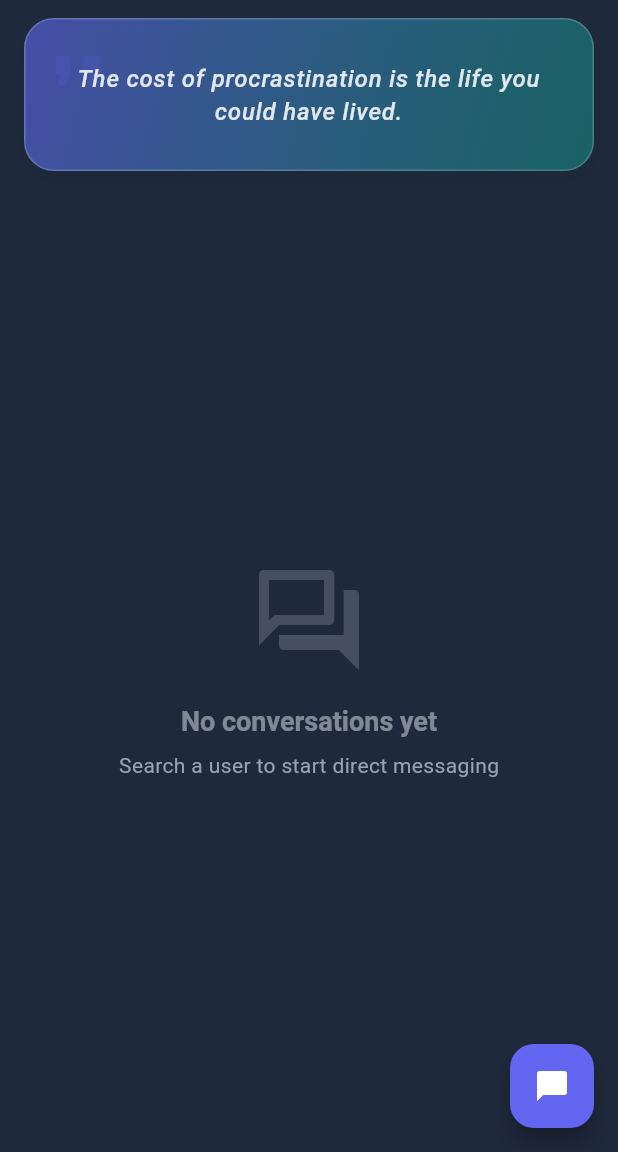
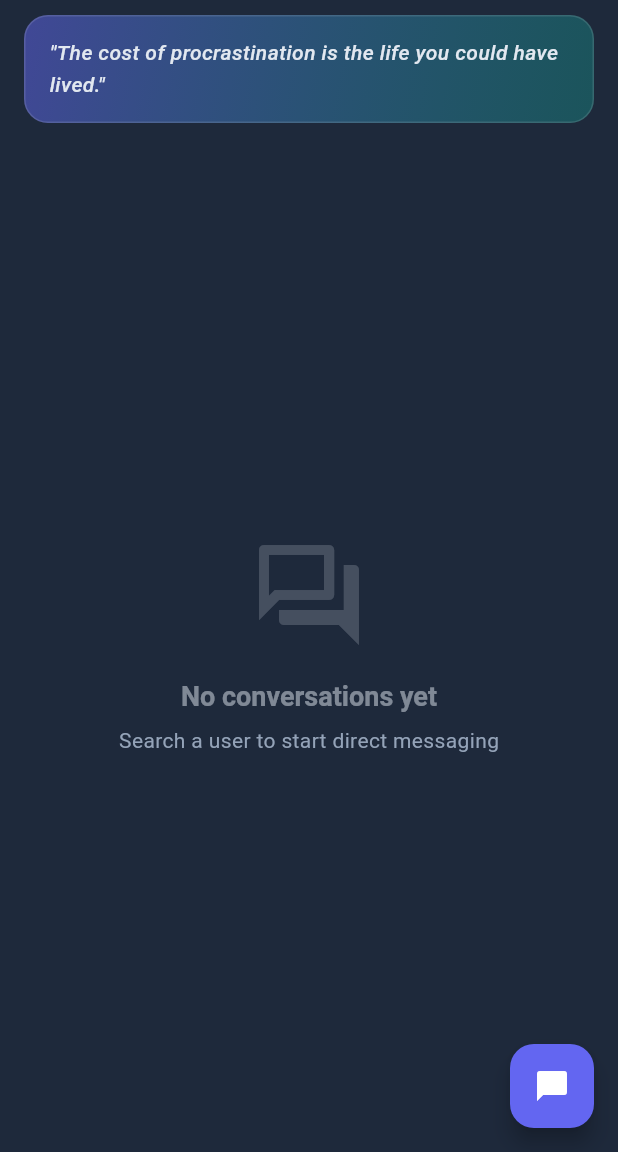
Before and after one commit to 5UBH4M/mechat, a Flutter app: the HomeScreen screen opened by its route, on a phone screen of 412 x 824 dp, the part 84-1236 px from its top. Run offline on Flutter 3.47's test engine with Material 3 defaults, Android fonts, the phone set to English and light mode, and no system bars; our stand-ins replace audioplayers, cached_network_image, cloud_firestore, cross_file, equatable, file_picker and 18 more; missing offline and left inert: any_link_preview, crop_your_image, encrypt, flutter_webrtc, fuzzy, google_sign_in_all_platforms and 2 more; accounts and stored records are empty.

Commit message:
ci: Add keep-alive cron, fix notifications and quote UI

```diff
--- a/lib/features/chat/home_screen.dart
+++ b/lib/features/chat/home_screen.dart
@@ -122,59 +122,32 @@ class _HomeScreenState extends ConsumerState<HomeScreen>
       body: Column(
         children: [
           Padding(
-            padding: const EdgeInsets.symmetric(horizontal: 16.0, vertical: 12.0),
+            padding: const EdgeInsets.symmetric(horizontal: 16.0, vertical: 10.0),
             child: Container(
               width: double.infinity,
-              padding: const EdgeInsets.all(20.0),
+              padding: const EdgeInsets.symmetric(horizontal: 16.0, vertical: 14.0),
               decoration: BoxDecoration(
                 gradient: LinearGradient(
                   colors: [
-                    theme.colorScheme.primaryContainer.withValues(alpha: 0.6),
-                    theme.colorScheme.secondaryContainer.withValues(alpha: 0.4),
+                    theme.colorScheme.primaryContainer.withValues(alpha: 0.5),
+                    theme.colorScheme.secondaryContainer.withValues(alpha: 0.3),
                   ],
                   begin: Alignment.topLeft,
                   end: Alignment.bottomRight,
                 ),
-                borderRadius: BorderRadius.circular(20),
-                boxShadow: [
-                  BoxShadow(
-                    color: theme.shadowColor.withValues(alpha: 0.05),
-                    blurRadius: 10,
-                    offset: const Offset(0, 4),
-                  ),
-                ],
+                borderRadius: BorderRadius.circular(16),
                 border: Border.all(
-                  color: theme.colorScheme.outline.withValues(alpha: 0.2),
+                  color: theme.colorScheme.outline.withValues(alpha: 0.12),
                 ),
               ),
-              child: Stack(
-                children: [
-                  Positioned(
-                    top: -10,
-                    left: -10,
-                    child: Icon(
-                      Icons.format_quote_rounded,
-                      size: 48,
-                      color: theme.colorScheme.primary.withValues(alpha: 0.15),
-                    ),
-                  ),
-                  Column(
-                    children: [
-                      const SizedBox(height: 8),
-                      Text(
-                        _randomQuote,
-                        style: theme.textTheme.bodyLarge?.copyWith(
-                          fontStyle: FontStyle.italic,
-                          fontWeight: FontWeight.w500,
-                          height: 1.4,
-                          color: theme.colorScheme.onSurfaceVariant,
-                        ),
-                        textAlign: TextAlign.center,
-                      ),
-                      const SizedBox(height: 8),
-                    ],
-                  ),
-                ],
+              child: Text(
+                '"${_randomQuote}"',
+                style: theme.textTheme.bodyMedium?.copyWith(
+                  fontStyle: FontStyle.italic,
+                  fontWeight: FontWeight.w500,
+                  height: 1.5,
+                  color: theme.colorScheme.onSurfaceVariant,
+                ),
               ),
             ),
           ),
--- a/lib/main.dart
+++ b/lib/main.dart
@@ -117,17 +117,11 @@ class _MeChatAppState extends ConsumerState<MeChatApp>
 
           if (newLastMsg != null && newLastMsg.senderId != currentUser.uid) {
             if (oldLastMsg == null || newLastMsg.id != oldLastMsg.id) {
-              final currentRoute = appRouter
-                  .routerDelegate
-                  .currentConfiguration
-                  .last
-                  .matchedLocation;
-              final isChatScreenActive =
-                  currentRoute == '/chat/${newLastMsg.senderId}' ||
-                  currentRoute ==
-                      '/chat/${newChat.participants.firstWhere((id) => id != currentUser.uid, orElse: () => '')}';
+              final lifecycleState = WidgetsBinding.instance.lifecycleState;
+              final isAppInForeground = lifecycleState == null ||
+                  lifecycleState == AppLifecycleState.resumed;
 
-              if (!isChatScreenActive) {
+              if (!isAppInForeground) {
                 final hideSender = currentUser.hideNotificationSender;
                 final hideMessage = currentUser.hideNotificationMessage;
 
```
Also changed, not shown: 1 other file.
